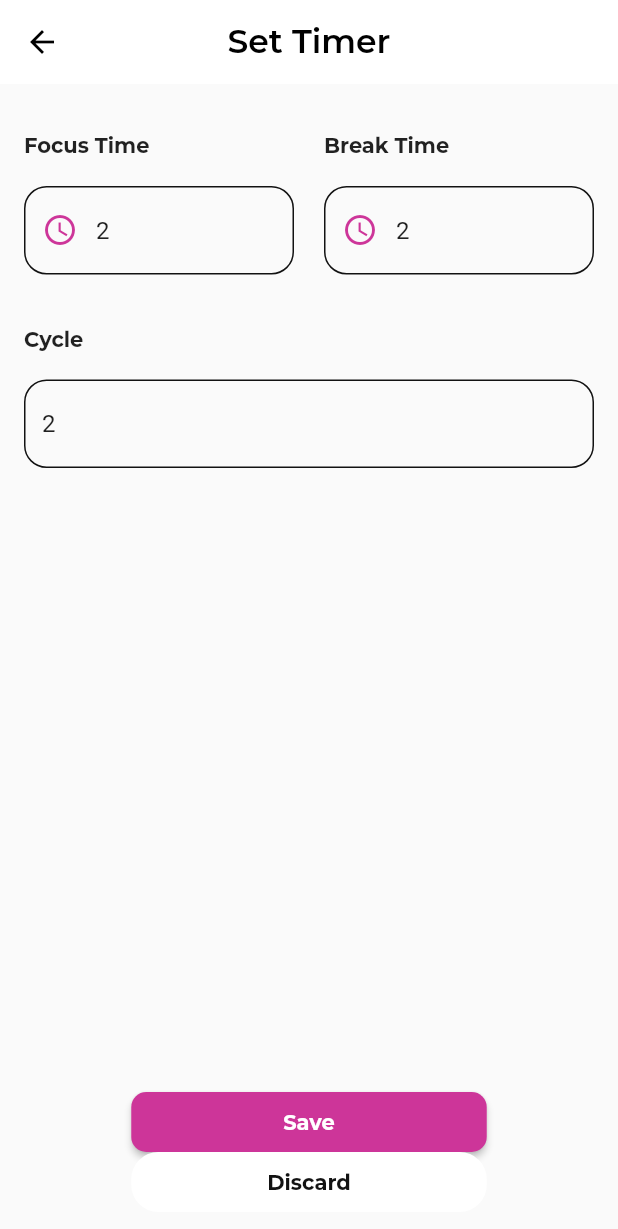
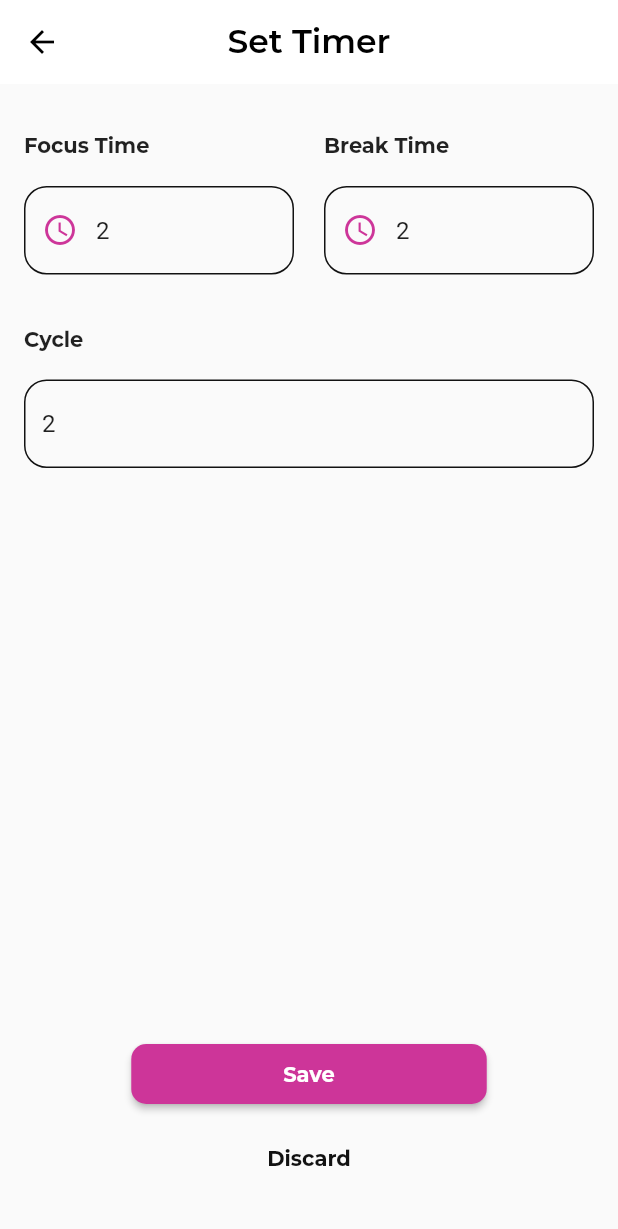
Before and after one commit to GdeSwiyasa/flutter-orodomop-app, a Flutter app: the screen it shows after launch, after a tap on the "timer" icon, on a phone screen of 412 x 824 dp. Shown: the top 1229 px of the screen. Run offline on Flutter 3.47's test engine with Material 2 defaults, Android fonts, the light colour scheme and no system bars; our stand-ins replace circular_countdown_timer, dartz, easy_localization, equatable, flutter_phoenix, get_it and 4 more; accounts and stored records are empty; statements that could not run were skipped.

Commit message:
add test for pomodoro feature and add set color view for dark mode

```diff
--- a/lib/presentation/pages/home/set_timer_pomodoro_screen.dart
+++ b/lib/presentation/pages/home/set_timer_pomodoro_screen.dart
@@ -2,6 +2,7 @@ import 'package:flutter/material.dart';
 import 'package:flutter_phoenix/flutter_phoenix.dart';
 import 'package:orodomop_app/common/constant.dart';
 import 'package:orodomop_app/presentation/pages/home/home_screen.dart';
+import 'package:orodomop_app/presentation/provider/dark_theme_provider.dart';
 import 'package:orodomop_app/presentation/provider/timer_provider.dart';
 import 'package:orodomop_app/presentation/widgets/custom_app_bar.dart';
 import 'package:provider/provider.dart';
@@ -32,6 +33,8 @@ class _SetTimerPomodoroScreenState extends State<SetTimerPomodoroScreen> {
 
   @override
   Widget build(BuildContext context) {
+    bool isDark = Provider.of<DarkThemeProvider>(context).darkTheme;
+
     return Scaffold(
       appBar: buildAppBar(
         appBar: AppBar(),
@@ -84,8 +87,12 @@ class _SetTimerPomodoroScreenState extends State<SetTimerPomodoroScreen> {
                                   ),
                                   enabledBorder: OutlineInputBorder(
                                     borderRadius: BorderRadius.circular(15),
-                                    borderSide: const BorderSide(
-                                        color: blackColor, width: 1),
+                                    borderSide: BorderSide(
+                                      color: isDark
+                                          ? Colors.grey.withOpacity(0.4)
+                                          : blackColor,
+                                      width: 1,
+                                    ),
                                   ),
                                   prefixIcon: Icon(
                                     Icons.access_time,
@@ -131,8 +138,12 @@ class _SetTimerPomodoroScreenState extends State<SetTimerPomodoroScreen> {
                                   ),
                                   enabledBorder: OutlineInputBorder(
                                     borderRadius: BorderRadius.circular(15),
-                                    borderSide: const BorderSide(
-                                        color: blackColor, width: 1),
+                                    borderSide: BorderSide(
+                                      color: isDark
+                                          ? Colors.grey.withOpacity(0.4)
+                                          : blackColor,
+                                      width: 1,
+                                    ),
                                   ),
                                   prefixIcon: Icon(
                                     Icons.access_time,
@@ -178,8 +189,12 @@ class _SetTimerPomodoroScreenState extends State<SetTimerPomodoroScreen> {
                               ),
                               enabledBorder: OutlineInputBorder(
                                 borderRadius: BorderRadius.circular(15),
-                                borderSide: const BorderSide(
-                                    color: blackColor, width: 1),
+                                borderSide: BorderSide(
+                                  color: isDark
+                                      ? Colors.grey.withOpacity(0.4)
+                                      : blackColor,
+                                  width: 1,
+                                ),
                               ),
                             ),
                           ),
@@ -222,6 +237,9 @@ class _SetTimerPomodoroScreenState extends State<SetTimerPomodoroScreen> {
                             },
                           ),
                         ),
+                        const SizedBox(
+                          height: 16,
+                        ),
                         SizedBox(
                           width: 237,
                           height: 40,
@@ -230,17 +248,17 @@ class _SetTimerPomodoroScreenState extends State<SetTimerPomodoroScreen> {
                               'Discard',
                               style: kSubtitle.copyWith(
                                 fontWeight: FontWeight.bold,
-                                color: blackColor,
+                                color: isDark ? whiteColor : blackColor,
                               ),
                             ),
                             style: ButtonStyle(
-                              backgroundColor:
-                                  MaterialStateProperty.all(whiteColor),
+                              backgroundColor: MaterialStateProperty.all(
+                                  whiteColor.withOpacity(0)),
                               elevation: MaterialStateProperty.all(0),
                               shape: MaterialStateProperty.all<
                                   RoundedRectangleBorder>(
                                 RoundedRectangleBorder(
-                                  borderRadius: BorderRadius.circular(18.0),
+                                  borderRadius: BorderRadius.circular(10.0),
                                 ),
                               ),
                             ),
@@ -276,6 +294,9 @@ class _SetTimerPomodoroScreenState extends State<SetTimerPomodoroScreen> {
                             //     Navigator.pushNamed(context, HomeScreen.route),
                           ),
                         ),
+                        const SizedBox(
+                          height: 16,
+                        ),
                       ],
                     ),
                   ),
--- a/lib/presentation/pages/note/note_screen.dart
+++ b/lib/presentation/pages/note/note_screen.dart
@@ -86,7 +86,10 @@ class _NoteScreenState extends State<NoteScreen> {
           Navigator.of(context, rootNavigator: true)
               .pushNamed(AddNotePage.route);
         },
-        child: const Icon(Icons.add),
+        child: const Icon(
+          Icons.add,
+          color: whiteColor,
+        ),
         backgroundColor: kPrimaryColor,
       ),
       floatingActionButtonLocation: FloatingActionButtonLocation.centerFloat,
```
Also changed, not shown: pubspec.lock, 3 other files.
